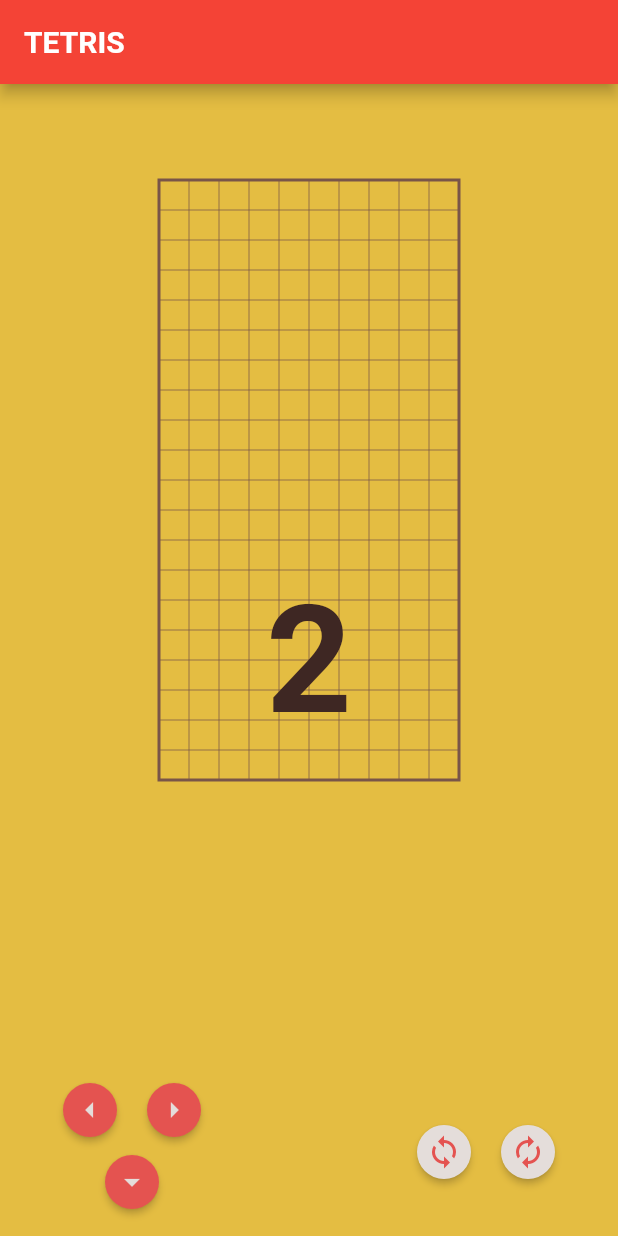
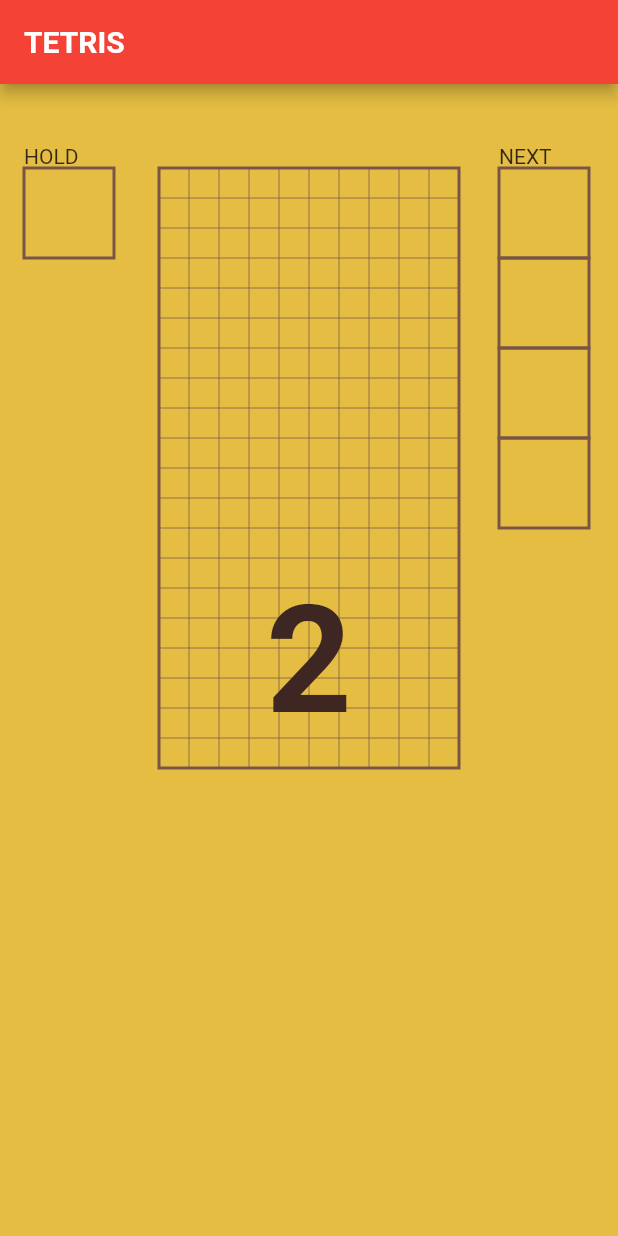
Before and after one commit to kenta-wakasa/tetris_app, a Flutter app: the screen it shows after launch, after a tap on "テトリスであそぶ", on a phone screen of 412 x 824 dp. Run offline on Flutter 3.47's test engine with Material 2 defaults, Android fonts, the phone set to English and light mode, and no system bars.

Commit message:
HoldとNext機能を追加

```diff
--- a/lib/play_page.dart
+++ b/lib/play_page.dart
@@ -1,8 +1,9 @@
-import 'dart:math';
-
+import 'package:flutter/gestures.dart';
 import 'package:flutter/material.dart';
 import 'package:provider/provider.dart';
 import 'package:tetris_app/play_model.dart';
+import 'package:tetris_app/render_hold.dart';
+import 'package:tetris_app/render_next.dart';
 import 'package:tetris_app/start_page.dart';
 import 'render_mino.dart';
 
@@ -11,16 +12,17 @@ class PlayPage extends StatelessWidget {
   Widget build(BuildContext context) {
     final _size = MediaQuery.of(context).size;
     final _centerPos = _size.width / 2;
+    final _inputSensitivity = 20;
     double _deltaLeft = 0;
     double _deltaRight = 0;
     double _deltaDown = 0;
     bool _hardDrop = false;
+    bool _holdMino = false;
     return ChangeNotifierProvider<PlayModel>(
       create: (_) => PlayModel()..countDown(),
       child: Consumer<PlayModel>(
         builder: (context, model, child) {
-          return SafeArea(
-            child: Scaffold(
+          return Scaffold(
             appBar: AppBar(
               title: Text(
                 'TETRIS',
@@ -29,8 +31,9 @@ class PlayPage extends StatelessWidget {
             ),
             body: Stack(
               children: [
-                  // タップなどの検知
+                // タップとドラッグの検知
                 GestureDetector(
+                  dragStartBehavior: DragStartBehavior.down,
                   // 回転処理
                   onTapUp: (details) {
                     if (details.globalPosition.dx < _centerPos) {
@@ -42,6 +45,7 @@ class PlayPage extends StatelessWidget {
                   // タップ時に初期化
                   onPanDown: (_) {
                     _hardDrop = false;
+                    _holdMino = false;
                     _deltaRight = 0;
                     _deltaLeft = 0;
                     _deltaDown = 0;
@@ -50,29 +54,37 @@ class PlayPage extends StatelessWidget {
                     // 移動処理
                     if (0 < details.delta.dx) {
                       _deltaRight += details.delta.dx;
-                        if (20 < _deltaRight) {
+                      if (_inputSensitivity < _deltaRight) {
                         model.moveRight();
                         _deltaRight = 0;
                       }
                     } else {
                       _deltaLeft += details.delta.dx.abs();
-                        if (20 < _deltaLeft) {
+                      if (_inputSensitivity < _deltaLeft) {
                         model.moveLeft();
                         _deltaLeft = 0;
                       }
                     }
                     if (0 < details.delta.dy) {
                       _deltaDown += details.delta.dy;
-                        if (20 < _deltaDown && !_hardDrop) {
+                      if (_inputSensitivity < _deltaDown && !_hardDrop) {
                         model.moveDown();
                         _deltaDown = 0;
                       }
                     }
                     // hard drop 処理
-                      if (20 < details.delta.dy && !_hardDrop) {
+                    if (_inputSensitivity + 10 < details.delta.dy &&
+                        !_hardDrop) {
                       _hardDrop = true;
                       _deltaDown = 0;
                       model.hardDrop();
+                    }
+                    // hard drop 処理
+                    if (-(_inputSensitivity + 10) > details.delta.dy &&
+                        !_holdMino) {
+                      _holdMino = true;
+                      _deltaDown = 0;
+                      model.holdMino();
                     }
                   },
                   child: Container(
@@ -80,100 +92,49 @@ class PlayPage extends StatelessWidget {
                   ),
                 ),
                 Padding(
-                    padding: const EdgeInsets.symmetric(vertical: 64),
-                    child: Align(
-                      alignment: Alignment.topCenter,
-                      child: CustomPaint(
+                  padding: const EdgeInsets.fromLTRB(16, 40, 16, 0),
+                  child: Row(
+                    mainAxisAlignment: MainAxisAlignment.spaceBetween,
+                    children: [
+                      Expanded(
+                        flex: 1,
+                        child: Column(
+                          crossAxisAlignment: CrossAxisAlignment.start,
+                          children: [
+                            Text('HOLD'),
+                            CustomPaint(
+                              painter: RenderHold(
+                                usedHold: model.usedHold,
+                                indexHold: model.indexHold,
+                              ),
+                            ),
+                          ],
+                        ),
+                      ),
+                      Expanded(
+                        flex: 4,
+                        child: Column(
+                          children: [
+                            Text(''),
+                            CustomPaint(
                               painter: RenderMino(
                                 currentMino: model.currentMino,
                                 futureMino: model.futureMino,
                                 fixedMino: model.fixedMino,
                               ),
                             ),
-                    ),
-                  ),
-                  SizedBox.expand(
-                    child: Row(
-                      crossAxisAlignment: CrossAxisAlignment.end,
-                      mainAxisAlignment: MainAxisAlignment.spaceBetween,
-                      children: [
-                        Padding(
-                          padding: const EdgeInsets.symmetric(horizontal: 32.0),
-                          child: Column(
-                            mainAxisAlignment: MainAxisAlignment.end,
-                            children: [
-                              Row(
-                                mainAxisAlignment: MainAxisAlignment.end,
-                                children: [
-                                  MaterialButton(
-                                    minWidth: 12,
-                                    onPressed: () {
-                                      model.moveLeft();
-                                    },
-                                    child: Icon(
-                                      Icons.arrow_left,
-                                      color: Colors.white,
-                                    ),
-                                    shape: CircleBorder(),
-                                    color: Colors.redAccent,
-                                  ),
-                                  MaterialButton(
-                                    minWidth: 12,
-                                    onPressed: () {
-                                      model.moveRight();
-                                    },
-                                    child: Icon(
-                                      Icons.arrow_right,
-                                      color: Colors.white,
-                                    ),
-                                    shape: CircleBorder(),
-                                    color: Colors.redAccent,
-                                  ),
-                                ],
-                              ),
-                              MaterialButton(
-                                minWidth: 12,
-                                onPressed: () {
-                                  model.hardDrop();
-                                },
-                                child: Icon(
-                                  Icons.arrow_drop_down,
-                                  color: Colors.white,
-                                ),
-                                shape: CircleBorder(),
-                                color: Colors.redAccent,
-                              ),
-                              SizedBox(
-                                height: 12,
-                              ),
                           ],
                         ),
                       ),
-                        Padding(
-                          padding: const EdgeInsets.all(32.0),
-                          child: Row(
-                            mainAxisAlignment: MainAxisAlignment.end,
+                      Expanded(
+                        flex: 1,
+                        child: Column(
+                          crossAxisAlignment: CrossAxisAlignment.start,
                           children: [
-                              MaterialButton(
-                                minWidth: 12,
-                                onPressed: () {
-                                  model.rotateLeft();
-                                },
-                                child: Icon(Icons.sync),
-                                shape: CircleBorder(),
-                                color: Colors.white,
-                              ),
-                              Transform(
-                                alignment: Alignment.center,
-                                transform: Matrix4.rotationY(pi),
-                                child: MaterialButton(
-                                  minWidth: 12,
-                                  onPressed: () {
-                                    model.rotateRight();
-                                  },
-                                  shape: CircleBorder(),
-                                  child: Icon(Icons.sync),
-                                  color: Colors.white,
+                            Text('NEXT'),
+                            CustomPaint(
+                              painter: RenderNext(
+                                nextMinoList: model.nextMinoList,
                               ),
                             ),
                           ],
@@ -182,6 +143,7 @@ class PlayPage extends StatelessWidget {
                     ],
                   ),
                 ),
+
                 model.gameOver
                     ? Center(
                         child: Container(
@@ -255,9 +217,7 @@ class PlayPage extends StatelessWidget {
                         color: Colors.brown.withOpacity(0.2),
                         child: Center(
                           child: Text(
-                              model.count != 0
-                                  ? model.count.toString()
-                                  : 'GO!!',
+                            model.count != 0 ? model.count.toString() : 'GO!!',
                             style: TextStyle(
                               fontSize: 100,
                               fontWeight: FontWeight.bold,
@@ -269,7 +229,6 @@ class PlayPage extends StatelessWidget {
                     : Container(),
               ],
             ),
-            ),
           );
         },
       ),
--- /dev/null
+++ b/lib/render_hold.dart
@@ -0,0 +1,44 @@
+import 'package:flutter/material.dart';
+
+import 'mino.dart';
+
+class RenderHold extends CustomPainter {
+  final double basis = 10;
+  int indexHold = 0;
+  bool usedHold = false;
+  RenderHold({
+    @required this.indexHold,
+    @required this.usedHold,
+  });
+
+  // 実際の描画処理を行うメソッド
+  @override
+  void paint(Canvas canvas, Size size) {
+    final paint = Paint();
+
+    paint.color = Colors.brown;
+    paint.style = PaintingStyle.stroke;
+    paint.strokeWidth = 2.0;
+    canvas.drawRect(Rect.fromLTWH(0, 0, 6 * basis, 6 * basis), paint);
+
+    // draw holdMino
+    if (usedHold) {
+      paint.color = Colors.grey;
+    } else {
+      paint.color = Colors.brown;
+    }
+    if (-1 < indexHold) {
+      paint.style = PaintingStyle.fill;
+      Mino.mino[indexHold][0].forEach((element) {
+        canvas.drawRect(
+            Rect.fromLTWH((3 + element[0]) * basis, (4 + element[1]) * basis,
+                1 * basis, 1 * basis),
+            paint);
+      });
+    }
+  }
+
+  // 再描画のタイミングで呼ばれるメソッド
+  @override
+  bool shouldRepaint(CustomPainter oldDelegate) => true;
+}
--- /dev/null
+++ b/lib/render_next.dart
@@ -0,0 +1,48 @@
+import 'package:flutter/material.dart';
+
+import 'mino.dart';
+
+class RenderNext extends CustomPainter {
+  final double basis = 10;
+  List<int> nextMinoList;
+  RenderNext({
+    @required this.nextMinoList,
+  });
+
+  // 実際の描画処理を行うメソッド
+  @override
+  void paint(Canvas canvas, Size size) {
+    final paint = Paint();
+
+    paint.color = Colors.brown;
+    paint.style = PaintingStyle.stroke;
+    paint.strokeWidth = 2.0;
+    canvas.drawRect(
+        Rect.fromLTWH(0, 0 * 6 * basis, 6 * basis, 6 * basis), paint);
+    canvas.drawRect(
+        Rect.fromLTWH(0, 1 * 6 * basis, 6 * basis, 6 * basis), paint);
+    canvas.drawRect(
+        Rect.fromLTWH(0, 2 * 6 * basis, 6 * basis, 6 * basis), paint);
+    canvas.drawRect(
+        Rect.fromLTWH(0, 3 * 6 * basis, 6 * basis, 6 * basis), paint);
+
+    paint.style = PaintingStyle.fill;
+
+    nextMinoList.asMap().forEach((index, value) {
+      if (-1 < value) {
+        Mino.mino[value][0].forEach(
+          (e) {
+            canvas.drawRect(
+                Rect.fromLTWH((3 + e[0]) * basis,
+                    (4 + e[1] + index * 6) * basis, 1 * basis, 1 * basis),
+                paint);
+          },
+        );
+      }
+    });
+  }
+
+  // 再描画のタイミングで呼ばれるメソッド
+  @override
+  bool shouldRepaint(CustomPainter oldDelegate) => true;
+}
```
Also changed, not shown: lib/play_model.dart (+55 -25 lines). Lines whose indentation alone changed are shown as unchanged.
